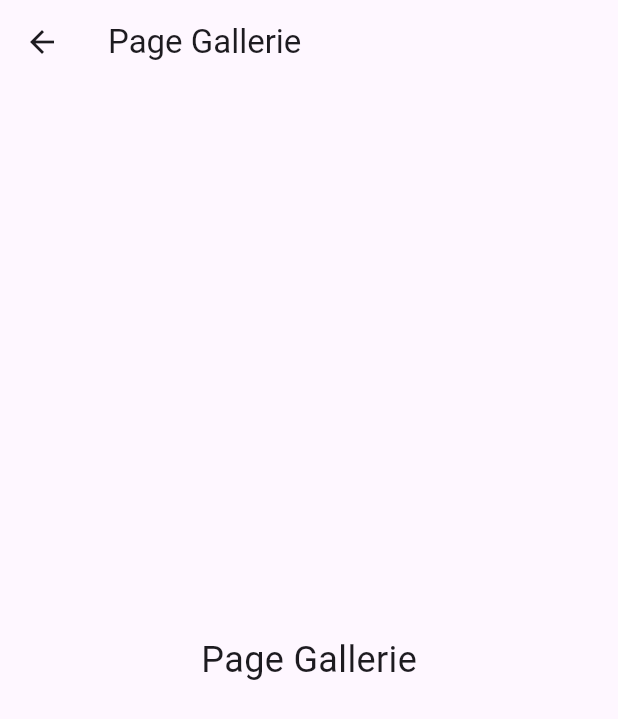
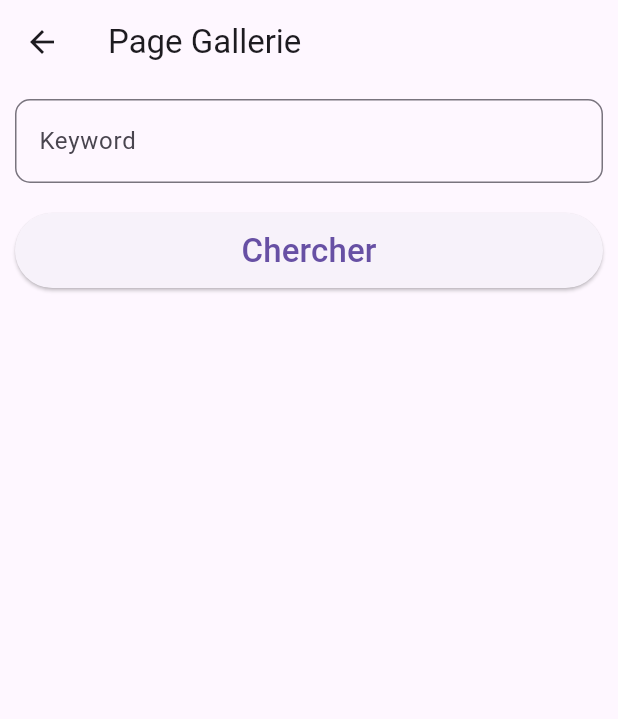
Before and after one commit to Raissi02/atelier_3_mobile, a Flutter app: the GalleriePage screen opened by its route, on a phone screen of 412 x 824 dp. Shown: the top 719 px of the screen. Run offline on Flutter 3.47's test engine with Material 3 defaults, Android fonts, the phone set to English and light mode, and no system bars; our stand-ins replace shared_preferences; accounts and stored records are empty; network calls fail.

Commit message:
Atelier-6

```diff
--- a/lib/main.dart
+++ b/lib/main.dart
@@ -9,6 +9,7 @@ import 'package:voyage/pages/pays.page.dart';
 import 'package:voyage/pages/contact.page.dart';
 import 'package:voyage/pages/parametres.page.dart';
 import 'package:voyage/pages/meteo-details.page.dart';
+import 'package:voyage/pages/gallerie-details.page.dart';
 
 void main() => runApp(MyApp());
 
--- a/lib/pages/gallerie.page.dart
+++ b/lib/pages/gallerie.page.dart
@@ -1,12 +1,52 @@
 import 'package:flutter/material.dart';
+import 'package:voyage/pages/gallerie-details.page.dart';
 
 class GalleriePage extends StatelessWidget {
+  TextEditingController txt_keyword = TextEditingController();
+
+  Future<void> _onGetGallerieDetails(BuildContext context) async {
+    if (txt_keyword.text.isNotEmpty) {
+      Navigator.push(
+        context,
+        MaterialPageRoute(
+          builder: (context) => GallerieDetailsPage(keyword: txt_keyword.text),
+        ),
+      );
+    }
+  }
+
   @override
   Widget build(BuildContext context) {
     return Scaffold(
       appBar: AppBar(title: Text('Page Gallerie')),
-      body: Center(
-        child: Text('Page Gallerie', style: TextStyle(fontSize: 24)),
+      body: Column(
+        children: [
+          Container(
+            padding: EdgeInsets.all(10),
+            child: TextFormField(
+              controller: txt_keyword,
+              decoration: InputDecoration(
+                  hintText: "Keyword",
+                  border: OutlineInputBorder(
+                      borderSide: BorderSide(width: 1),
+                      borderRadius: BorderRadius.circular(10)
+                  )
+              ),
+            ),
+          ),
+          Container(
+            padding: EdgeInsets.all(10),
+            child: ElevatedButton(
+                style: ElevatedButton.styleFrom(
+                    minimumSize: Size.fromHeight(50)
+                ),
+                onPressed: () {
+                  _onGetGallerieDetails(context);
+                },
+                child: Text('Chercher', style: TextStyle(fontSize: 22))
+            ),
+          )
+        ],
       ),
     );
   }
--- a/pubspec.yaml
+++ b/pubspec.yaml
@@ -12,7 +12,7 @@ dependencies:
   flutter:
     sdk: flutter
   shared_preferences: ^2.2.2
-  http: ^1.1.0
+  http: ^0.13.5
   intl: ^0.18.1
 
 dev_dependencies:
```
Also changed, not shown: lib/pages/gallerie-details.page.dart (added, +106 -0 lines), pubspec.lock.
